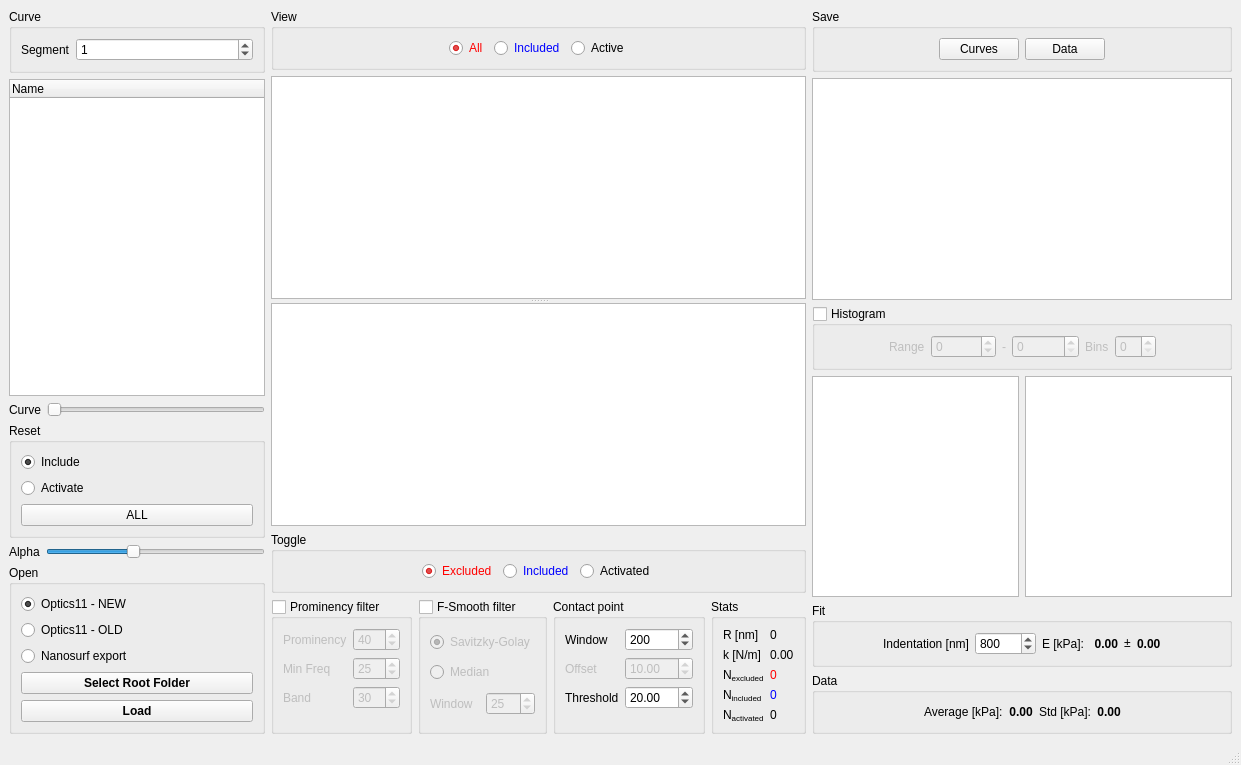
Qt form nano.ui (CellMechLab/nanoindentation) before a commit.
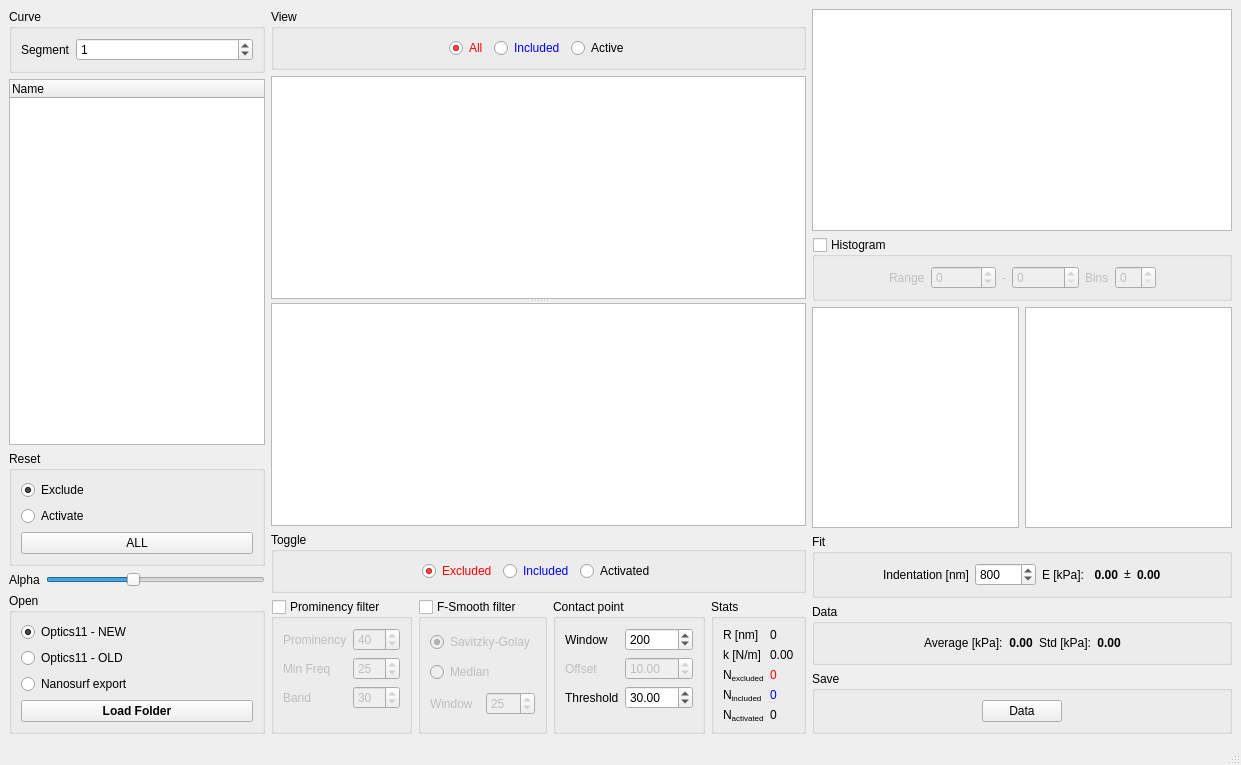
The same form after that commit. Icons and pictures are not drawn. Custom widgets are drawn as their Qt base class.

```diff
--- a/nano.ui
+++ b/nano.ui
@@ -68,36 +68,6 @@
         </column>
        </widget>
       </item>
-      <item>
-       <layout class="QHBoxLayout" name="horizontalLayout_13">
-        <item>
-         <widget class="QLabel" name="label_22">
-          <property name="sizePolicy">
-           <sizepolicy hsizetype="Fixed" vsizetype="Preferred">
-            <horstretch>0</horstretch>
-            <verstretch>0</verstretch>
-           </sizepolicy>
-          </property>
-          <property name="text">
-           <string>Curve</string>
-          </property>
-         </widget>
-        </item>
-        <item>
-         <widget class="QSlider" name="slid_curve">
-          <property name="sizePolicy">
-           <sizepolicy hsizetype="Minimum" vsizetype="Fixed">
-            <horstretch>0</horstretch>
-            <verstretch>0</verstretch>
-           </sizepolicy>
-          </property>
-          <property name="orientation">
-           <enum>Qt::Horizontal</enum>
-          </property>
-         </widget>
-        </item>
-       </layout>
-      </item>
       <item>
        <widget class="QGroupBox" name="groupBox_4">
         <property name="title">
@@ -107,7 +77,7 @@
          <item>
           <widget class="QRadioButton" name="reset_include">
            <property name="text">
-            <string>Include</string>
+            <string>Exclude</string>
            </property>
            <property name="checked">
             <bool>true</bool>
@@ -209,29 +179,13 @@
             </font>
            </property>
            <property name="text">
-            <string>Select Root Folder</string>
+            <string>Load Folder</string>
            </property>
            <property name="shortcut">
             <string>Ctrl+S</string>
            </property>
           </widget>
          </item>
-         <item>
-          <widget class="QPushButton" name="open_load">
-           <property name="font">
-            <font>
-             <weight>75</weight>
-             <bold>true</bold>
-            </font>
-           </property>
-           <property name="text">
-            <string>Load</string>
-           </property>
-           <property name="shortcut">
-            <string>Ctrl+L</string>
-           </property>
-          </widget>
-         </item>
         </layout>
        </widget>
       </item>
@@ -606,7 +560,7 @@
               <double>999.990000000000009</double>
              </property>
              <property name="value">
-              <double>20.000000000000000</double>
+              <double>30.000000000000000</double>
              </property>
             </widget>
            </item>
@@ -707,55 +661,6 @@
     </item>
     <item>
      <layout class="QVBoxLayout" name="verticalLayout_8">
-      <item>
-       <widget class="QGroupBox" name="groupBox_5">
-        <property name="title">
-         <string>Save</string>
-        </property>
-        <layout class="QHBoxLayout" name="horizontalLayout_8">
-         <item>
-          <spacer name="horizontalSpacer_11">
-           <property name="orientation">
-            <enum>Qt::Horizontal</enum>
-           </property>
-           <property name="sizeHint" stdset="0">
-            <size>
-             <width>40</width>
-             <height>20</height>
-            </size>
-           </property>
-          </spacer>
-         </item>
-         <item>
-          <widget class="QPushButton" name="save_curves">
-           <property name="text">
-            <string>Curves</string>
-           </property>
-          </widget>
-         </item>
-         <item>
-          <widget class="QPushButton" name="save_data">
-           <property name="text">
-            <string>Data</string>
-           </property>
-          </widget>
-         </item>
-         <item>
-          <spacer name="horizontalSpacer_12">
-           <property name="orientation">
-            <enum>Qt::Horizontal</enum>
-           </property>
-           <property name="sizeHint" stdset="0">
-            <size>
-             <width>40</width>
-             <height>20</height>
-            </size>
-           </property>
-          </spacer>
-         </item>
-        </layout>
-       </widget>
-      </item>
       <item>
        <widget class="PlotWidget" name="g_indentation"/>
       </item>
@@ -1040,6 +945,48 @@
         </layout>
        </widget>
       </item>
+      <item>
+       <widget class="QGroupBox" name="groupBox_5">
+        <property name="title">
+         <string>Save</string>
+        </property>
+        <layout class="QHBoxLayout" name="horizontalLayout_8">
+         <item>
+          <spacer name="horizontalSpacer_11">
+           <property name="orientation">
+            <enum>Qt::Horizontal</enum>
+           </property>
+           <property name="sizeHint" stdset="0">
+            <size>
+             <width>40</width>
+             <height>20</height>
+            </size>
+           </property>
+          </spacer>
+         </item>
+         <item>
+          <widget class="QPushButton" name="save_data">
+           <property name="text">
+            <string>Data</string>
+           </property>
+          </widget>
+         </item>
+         <item>
+          <spacer name="horizontalSpacer_12">
+           <property name="orientation">
+            <enum>Qt::Horizontal</enum>
+           </property>
+           <property name="sizeHint" stdset="0">
+            <size>
+             <width>40</width>
+             <height>20</height>
+            </size>
+           </property>
+          </spacer>
+         </item>
+        </layout>
+       </widget>
+      </item>
      </layout>
     </item>
    </layout>
```
Left out of the diff: 2 changed lines with no effect on the pictures.
